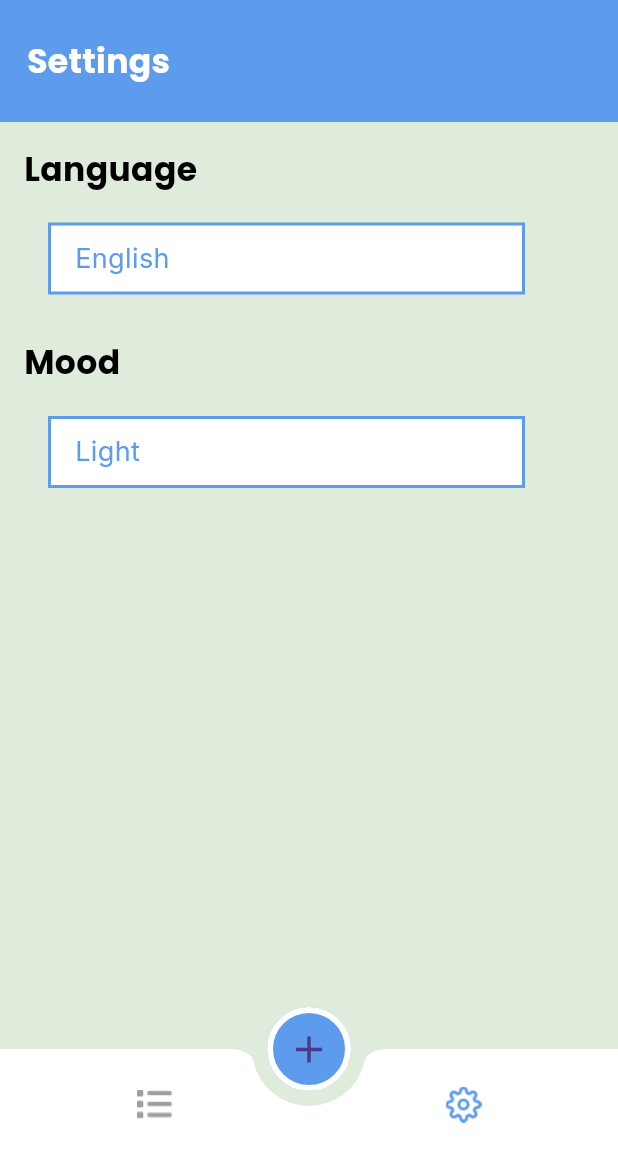
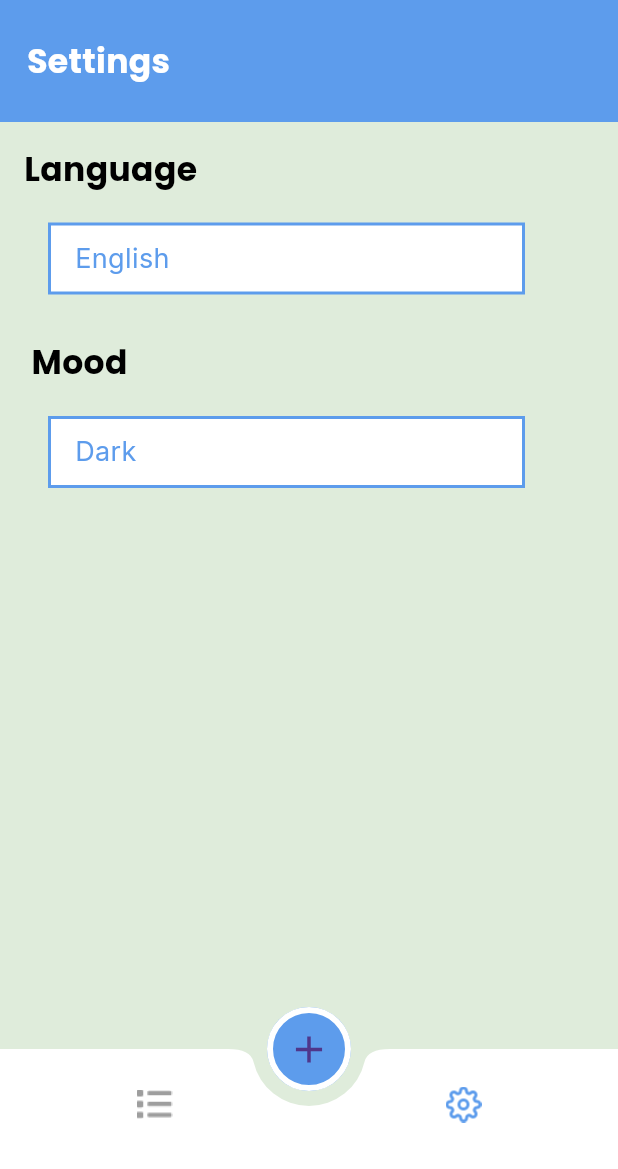
Before and after one commit to RehamHatem/ToDo, a Flutter app: the Home screen opened by its route, item 2 of the bottom bar chosen, on a phone screen of 412 x 824 dp, the part 67-1236 px from its top. Run offline on Flutter 3.47's test engine with Material 3 defaults, Android fonts, the phone set to English and light mode, and no system bars; our stand-ins replace cloud_firestore, date_picker_timeline, firebase_auth, firebase_core, flutter_slidable, google_fonts; accounts and stored records are empty; generated files the repository leaves out were written again.

Commit message:
final_touches

```diff
--- a/lib/auth/Authentication.dart
+++ b/lib/auth/Authentication.dart
@@ -3,7 +3,6 @@ import 'package:flutter_gen/gen_l10n/app_localizations.dart';
 import 'package:provider/provider.dart';
 import 'package:to_do_app/auth/signin.dart';
 import 'package:to_do_app/themeData.dart';
-
 import '../my_provider/provider.dart';
 import '../my_provider/user_provider.dart';
 import 'login.dart';
@@ -42,6 +41,7 @@ class AuthScreen extends StatelessWidget {
               SignIn()
             ],
           ),
+
         ),
       ),
     );
--- a/lib/taps/setting.dart
+++ b/lib/taps/setting.dart
@@ -62,18 +62,18 @@ class Settings extends StatelessWidget {
                     padding: EdgeInsets.only(left: 16),
                     alignment: Alignment.centerLeft,
                     decoration: BoxDecoration(
-                        color: Colors.white,
+                        color: prov.mood==ThemeMode.light? Colors.white :MyThemeData.primaryDarkColor,
                         border: Border.all(
                             color: MyThemeData.primaryColor, width: 2)),
                     child: Text(
-                      "${AppLocalizations.of(context)!.en}",
+                      "${prov.langCode=="en"? AppLocalizations.of(context)!.en:AppLocalizations.of(context)!.ar}",
                       style:  MyThemeData.light.textTheme.bodySmall
                     ),
                   ),
                 ),
               ),
               SizedBox(height: 30),
-              Text("${AppLocalizations.of(context)!.mode}",
+              Text(" ${  AppLocalizations.of(context)!.mode}",
                   style: prov.mood == ThemeMode.light
                       ? MyThemeData.light.textTheme.bodyMedium
                       : MyThemeData.dark.textTheme.bodyMedium,),
@@ -95,10 +95,10 @@ class Settings extends StatelessWidget {
                     padding: EdgeInsets.only(left: 16),
                     alignment: Alignment.centerLeft,
                     decoration: BoxDecoration(
-                        color: Colors.white,
+                        color: prov.mood==ThemeMode.light?Colors.white:MyThemeData.primaryDarkColor,
                         border: Border.all(
                             color: MyThemeData.primaryColor, width: 2)),
-                    child: Text("${AppLocalizations.of(context)!.light}",
+                    child: Text("${prov.mood=="light"? AppLocalizations.of(context)!.light:AppLocalizations.of(context)!.dark}",
                         style: MyThemeData.light.textTheme.bodySmall),
                   ),
                 ),
```
